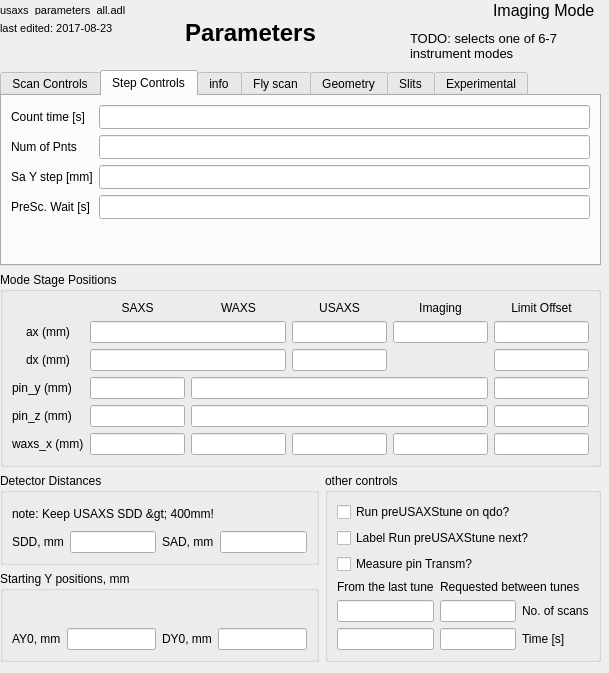
Old version of the form usaxs/usaxs_parameters_all.ui in the repository APS-USAXS/caQtDM-screens.
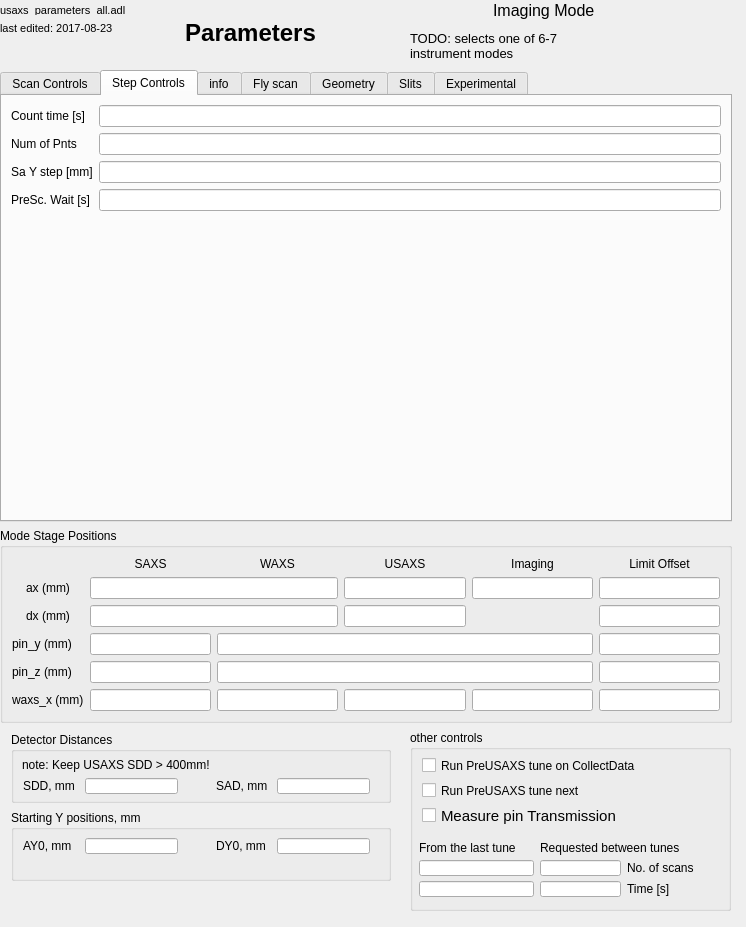
New version of the form. The open tabs and pages were chosen to show the change. Custom widgets are drawn as their Qt base class.

The edit to the form file:
```diff
--- a/usaxs/usaxs_parameters_all.ui
+++ b/usaxs/usaxs_parameters_all.ui
@@ -6,10 +6,16 @@
    <rect>
     <x>0</x>
     <y>0</y>
-    <width>609</width>
-    <height>673</height>
+    <width>746</width>
+    <height>927</height>
    </rect>
   </property>
+  <property name="font">
+   <font>
+    <weight>50</weight>
+    <bold>false</bold>
+   </font>
+  </property>
   <property name="windowTitle">
    <string>MainWindow</string>
   </property>
@@ -103,7 +109,7 @@
      <bool>true</bool>
     </property>
    </widget>
-   <widget class="QWidget" name="">
+   <widget class="QWidget" name="layoutWidget">
     <property name="geometry">
      <rect>
       <x>430</x>
@@ -157,13 +163,13 @@
      </item>
     </layout>
    </widget>
-   <widget class="QWidget" name="">
+   <widget class="QWidget" name="layoutWidget">
     <property name="geometry">
      <rect>
       <x>0</x>
       <y>70</y>
-      <width>601</width>
-      <height>592</height>
+      <width>732</width>
+      <height>653</height>
      </rect>
     </property>
     <layout class="QVBoxLayout" name="verticalLayout_13">
@@ -318,7 +324,7 @@
            <property name="font">
             <font>
              <family>Lucida Sans Typewriter</family>
-             <pointsize>8</pointsize>
+             <pointsize>7</pointsize>
             </font>
            </property>
            <property name="channel" stdset="0">
@@ -351,7 +357,7 @@
            <property name="font">
             <font>
              <family>Lucida Sans Typewriter</family>
-             <pointsize>8</pointsize>
+             <pointsize>7</pointsize>
             </font>
            </property>
            <property name="channel" stdset="0">
@@ -384,7 +390,7 @@
            <property name="font">
             <font>
              <family>Lucida Sans Typewriter</family>
-             <pointsize>8</pointsize>
+             <pointsize>7</pointsize>
             </font>
            </property>
            <property name="channel" stdset="0">
@@ -417,7 +423,7 @@
            <property name="font">
             <font>
              <family>Lucida Sans Typewriter</family>
-             <pointsize>8</pointsize>
+             <pointsize>7</pointsize>
             </font>
            </property>
            <property name="channel" stdset="0">
@@ -2408,298 +2414,473 @@
        </layout>
       </widget>
      </item>
-     <item>
-      <layout class="QHBoxLayout" name="horizontalLayout">
-       <item>
-        <layout class="QVBoxLayout" name="verticalLayout_3">
-         <item>
-          <widget class="QGroupBox" name="groupBox_10">
-           <property name="title">
-            <string>Detector Distances</string>
-           </property>
-           <layout class="QVBoxLayout" name="verticalLayout_10">
-            <item>
-             <widget class="QLabel" name="label">
-              <property name="text">
-               <string>note: Keep USAXS SDD &amp;gt; 400mm!</string>
-              </property>
-             </widget>
-            </item>
-            <item>
-             <layout class="QHBoxLayout" name="horizontalLayout_6">
-              <item>
-               <widget class="QLabel" name="label_57">
-                <property name="text">
-                 <string>SDD, mm</string>
-                </property>
-               </widget>
-              </item>
-              <item>
-               <widget class="caTextEntry" name="catextentry_54">
-                <property name="channel" stdset="0">
-                 <string notr="true">9idcLAX:USAXS:SDD</string>
-                </property>
-                <property name="background">
-                 <color>
-                  <red>115</red>
-                  <green>215</green>
-                  <blue>253</blue>
-                 </color>
-                </property>
-                <property name="colorMode">
-                 <enum>caLineEdit::Static</enum>
-                </property>
-               </widget>
-              </item>
-              <item>
-               <widget class="QLabel" name="label_54">
-                <property name="text">
-                 <string>&lt;html&gt;&lt;head/&gt;&lt;body&gt;&lt;p&gt;SAD, mm&lt;/p&gt;&lt;/body&gt;&lt;/html&gt;</string>
-                </property>
-               </widget>
-              </item>
-              <item>
-               <widget class="caTextEntry" name="catextentry_55">
-                <property name="channel" stdset="0">
-                 <string notr="true">9idcLAX:USAXS:SAD</string>
-                </property>
-                <property name="background">
-                 <color>
-                  <red>115</red>
-                  <green>215</green>
-                  <blue>253</blue>
-                 </color>
-                </property>
-                <property name="colorMode">
-                 <enum>caLineEdit::Static</enum>
-                </property>
-               </widget>
-              </item>
-             </layout>
-            </item>
-           </layout>
-          </widget>
-         </item>
-         <item>
-          <widget class="QGroupBox" name="groupBox_16">
-           <property name="title">
-            <string>Starting Y positions, mm</string>
-           </property>
-           <layout class="QVBoxLayout" name="verticalLayout_9">
-            <item>
-             <widget class="QLabel" name="label_13">
-              <property name="text">
-               <string/>
-              </property>
-             </widget>
-            </item>
-            <item>
-             <layout class="QHBoxLayout" name="horizontalLayout_5">
-              <item>
-               <widget class="QLabel" name="label_66">
-                <property name="text">
-                 <string>AY0, mm</string>
-                </property>
-               </widget>
-              </item>
-              <item>
-               <widget class="caTextEntry" name="catextentry_109">
-                <property name="channel" stdset="0">
-                 <string notr="true">9idcLAX:USAXS:AY0.VAL</string>
-                </property>
-                <property name="background">
-                 <color>
-                  <red>115</red>
-                  <green>215</green>
-                  <blue>253</blue>
-                 </color>
-                </property>
-                <property name="colorMode">
-                 <enum>caLineEdit::Static</enum>
-                </property>
-               </widget>
-              </item>
-              <item>
-               <widget class="QLabel" name="label_82">
-                <property name="text">
-                 <string>DY0, mm</string>
-                </property>
-               </widget>
-              </item>
-              <item>
-               <widget class="caTextEntry" name="catextentry_111">
-                <property name="channel" stdset="0">
-                 <string notr="true">9idcLAX:USAXS:DY0.VAL</string>
-                </property>
-                <property name="background">
-                 <color>
-                  <red>115</red>
-                  <green>215</green>
-                  <blue>253</blue>
-                 </color>
-                </property>
-                <property name="colorMode">
-                 <enum>caLineEdit::Static</enum>
-                </property>
-               </widget>
-              </item>
-             </layout>
-            </item>
-           </layout>
-          </widget>
-         </item>
-        </layout>
-       </item>
-       <item>
-        <widget class="QGroupBox" name="groupBox_14">
-         <property name="title">
-          <string>other controls</string>
-         </property>
-         <layout class="QVBoxLayout" name="verticalLayout_8">
-          <item>
-           <layout class="QVBoxLayout" name="verticalLayout_7">
-            <item>
-             <widget class="QCheckBox" name="checkBox">
-              <property name="text">
-               <string>Run preUSAXStune on qdo?</string>
-              </property>
-              <property name="Channel" stdset="0">
-               <string>9idcLAX:USAXS:RunPreUSAXStuneOnQdo</string>
-              </property>
-             </widget>
-            </item>
-            <item>
-             <widget class="QCheckBox" name="checkBox_2">
-              <property name="text">
-               <string>Label	Run preUSAXStune next?</string>
-              </property>
-              <property name="Channel" stdset="0">
-               <string>9idcLAX:USAXS:RunPreUSAXStuneNext</string>
-              </property>
-             </widget>
-            </item>
-            <item>
-             <widget class="QCheckBox" name="checkBox_3">
-              <property name="text">
-               <string>Measure pin Transm?</string>
-              </property>
-              <property name="tristate">
-               <bool>false</bool>
-              </property>
-              <property name="Channel" stdset="0">
-               <string>9idcLAX:USAXS:TR_MeasurePinTrans</string>
-              </property>
-             </widget>
-            </item>
-           </layout>
-          </item>
-          <item>
-           <layout class="QGridLayout" name="gridLayout_8">
-            <item row="0" column="0">
-             <widget class="QLabel" name="label_84">
-              <property name="text">
-               <string>From the last tune</string>
-              </property>
-             </widget>
-            </item>
-            <item row="1" column="0">
-             <widget class="caTextEntry" name="catextentry_81">
-              <property name="channel" stdset="0">
-               <string notr="true">9idcLAX:USAXS:NumScansFromLastTune</string>
-              </property>
-              <property name="background">
-               <color>
-                <red>115</red>
-                <green>215</green>
-                <blue>253</blue>
-               </color>
-              </property>
-              <property name="colorMode">
-               <enum>caLineEdit::Static</enum>
-              </property>
-             </widget>
-            </item>
-            <item row="1" column="1">
-             <widget class="caTextEntry" name="catextentry_84">
-              <property name="channel" stdset="0">
-               <string notr="true">9idcLAX:USAXS:ReqNumScansBetweenTune</string>
-              </property>
-              <property name="background">
-               <color>
-                <red>115</red>
-                <green>215</green>
-                <blue>253</blue>
-               </color>
-              </property>
-              <property name="colorMode">
-               <enum>caLineEdit::Static</enum>
-              </property>
-             </widget>
-            </item>
-            <item row="1" column="2">
-             <widget class="QLabel" name="label_85">
-              <property name="text">
-               <string>No. of scans</string>
-              </property>
-             </widget>
-            </item>
-            <item row="2" column="0">
-             <widget class="caTextEntry" name="catextentry_82">
-              <property name="channel" stdset="0">
-               <string notr="true">9idcLAX:USAXS:EPOCHTimeOfLastTune</string>
-              </property>
-              <property name="background">
-               <color>
-                <red>115</red>
-                <green>215</green>
-                <blue>253</blue>
-               </color>
-              </property>
-              <property name="colorMode">
-               <enum>caLineEdit::Static</enum>
-              </property>
-             </widget>
-            </item>
-            <item row="2" column="1">
-             <widget class="caTextEntry" name="catextentry_83">
-              <property name="channel" stdset="0">
-               <string notr="true">9idcLAX:USAXS:ReqTimeBetweenTune</string>
-              </property>
-              <property name="background">
-               <color>
-                <red>115</red>
-                <green>215</green>
-                <blue>253</blue>
-               </color>
-              </property>
-              <property name="colorMode">
-               <enum>caLineEdit::Static</enum>
-              </property>
-             </widget>
-            </item>
-            <item row="2" column="2">
-             <widget class="QLabel" name="label_86">
-              <property name="text">
-               <string>Time [s]</string>
-              </property>
-             </widget>
-            </item>
-            <item row="0" column="1" colspan="2">
-             <widget class="QLabel" name="label_83">
-              <property name="text">
-               <string>Requested between tunes</string>
-              </property>
-             </widget>
-            </item>
-           </layout>
-          </item>
-         </layout>
-        </widget>
-       </item>
-      </layout>
-     </item>
     </layout>
    </widget>
+   <widget class="QGroupBox" name="groupBox_14">
+    <property name="geometry">
+     <rect>
+      <x>410</x>
+      <y>730</y>
+      <width>321</width>
+      <height>181</height>
+     </rect>
+    </property>
+    <property name="title">
+     <string>other controls</string>
+    </property>
+    <widget class="caToggleButton" name="catogglebutton">
+     <property name="geometry">
+      <rect>
+       <x>12</x>
+       <y>51</y>
+       <width>290</width>
+       <height>19</height>
+      </rect>
+     </property>
+     <property name="sizePolicy">
+      <sizepolicy hsizetype="Minimum" vsizetype="Fixed">
+       <horstretch>0</horstretch>
+       <verstretch>0</verstretch>
+      </sizepolicy>
+     </property>
+     <property name="text">
+      <string>Run PreUSAXS tune next</string>
+     </property>
+     <property name="channel" stdset="0">
+      <string notr="true">9idcLAX:USAXS:RunPreUSAXStuneNext</string>
+     </property>
+    </widget>
+    <widget class="caToggleButton" name="catogglebutton_2">
+     <property name="geometry">
+      <rect>
+       <x>12</x>
+       <y>26</y>
+       <width>290</width>
+       <height>19</height>
+      </rect>
+     </property>
+     <property name="sizePolicy">
+      <sizepolicy hsizetype="Minimum" vsizetype="Fixed">
+       <horstretch>0</horstretch>
+       <verstretch>0</verstretch>
+      </sizepolicy>
+     </property>
+     <property name="text">
+      <string>Run PreUSAXS tune on CollectData</string>
+     </property>
+     <property name="channel" stdset="0">
+      <string notr="true">9idcLAX:USAXS:RunPreUSAXStuneOnQdo</string>
+     </property>
+    </widget>
+    <widget class="caToggleButton" name="catogglebutton_3">
+     <property name="enabled">
+      <bool>true</bool>
+     </property>
+     <property name="geometry">
+      <rect>
+       <x>12</x>
+       <y>76</y>
+       <width>290</width>
+       <height>19</height>
+      </rect>
+     </property>
+     <property name="sizePolicy">
+      <sizepolicy hsizetype="Minimum" vsizetype="Fixed">
+       <horstretch>0</horstretch>
+       <verstretch>0</verstretch>
+      </sizepolicy>
+     </property>
+     <property name="maximumSize">
+      <size>
+       <width>16777215</width>
+       <height>16777215</height>
+      </size>
+     </property>
+     <property name="font">
+      <font>
+       <pointsize>11</pointsize>
+      </font>
+     </property>
+     <property name="text">
+      <string>Measure pin Transmission</string>
+     </property>
+     <property name="channel" stdset="0">
+      <string notr="true">9idcLAX:USAXS:TR_MeasurePinTrans</string>
+     </property>
+    </widget>
+    <widget class="caTextEntry" name="catextentry_84">
+     <property name="geometry">
+      <rect>
+       <x>130</x>
+       <y>130</y>
+       <width>81</width>
+       <height>16</height>
+      </rect>
+     </property>
+     <property name="channel" stdset="0">
+      <string notr="true">9idcLAX:USAXS:ReqNumScansBetweenTune</string>
+     </property>
+     <property name="foreground">
+      <color>
+       <red>0</red>
+       <green>0</green>
+       <blue>0</blue>
+      </color>
+     </property>
+     <property name="background">
+      <color>
+       <red>115</red>
+       <green>215</green>
+       <blue>253</blue>
+      </color>
+     </property>
+     <property name="colorMode">
+      <enum>caLineEdit::Static</enum>
+     </property>
+    </widget>
+    <widget class="QLabel" name="label_86">
+     <property name="geometry">
+      <rect>
+       <x>217</x>
+       <y>151</y>
+       <width>50</width>
+       <height>16</height>
+      </rect>
+     </property>
+     <property name="text">
+      <string>Time [s]</string>
+     </property>
+    </widget>
+    <widget class="QLabel" name="label_84">
+     <property name="geometry">
+      <rect>
+       <x>9</x>
+       <y>110</y>
+       <width>115</width>
+       <height>16</height>
+      </rect>
+     </property>
+     <property name="text">
+      <string>From the last tune</string>
+     </property>
+    </widget>
+    <widget class="caTextEntry" name="catextentry_83">
+     <property name="geometry">
+      <rect>
+       <x>130</x>
+       <y>151</y>
+       <width>81</width>
+       <height>16</height>
+      </rect>
+     </property>
+     <property name="channel" stdset="0">
+      <string notr="true">9idcLAX:USAXS:ReqTimeBetweenTune</string>
+     </property>
+     <property name="foreground">
+      <color>
+       <red>0</red>
+       <green>0</green>
+       <blue>0</blue>
+      </color>
+     </property>
+     <property name="background">
+      <color>
+       <red>115</red>
+       <green>215</green>
+       <blue>253</blue>
+      </color>
+     </property>
+     <property name="colorMode">
+      <enum>caLineEdit::Static</enum>
+     </property>
+    </widget>
+    <widget class="QLabel" name="label_83">
+     <property name="geometry">
+      <rect>
+       <x>130</x>
+       <y>110</y>
+       <width>165</width>
+       <height>16</height>
+      </rect>
+     </property>
+     <property name="text">
+      <string>Requested between tunes</string>
+     </property>
+    </widget>
+    <widget class="QLabel" name="label_85">
+     <property name="geometry">
+      <rect>
+       <x>217</x>
+       <y>130</y>
+       <width>78</width>
+       <height>16</height>
+      </rect>
+     </property>
+     <property name="text">
+      <string>No. of scans</string>
+     </property>
+    </widget>
+    <widget class="caTextEntry" name="catextentry_82">
+     <property name="geometry">
+      <rect>
+       <x>9</x>
+       <y>151</y>
+       <width>115</width>
+       <height>16</height>
+      </rect>
+     </property>
+     <property name="channel" stdset="0">
+      <string notr="true">9idcLAX:USAXS:EPOCHTimeOfLastTune</string>
+     </property>
+     <property name="foreground">
+      <color>
+       <red>0</red>
+       <green>0</green>
+       <blue>0</blue>
+      </color>
+     </property>
+     <property name="background">
+      <color>
+       <red>115</red>
+       <green>215</green>
+       <blue>253</blue>
+      </color>
+     </property>
+     <property name="colorMode">
+      <enum>caLineEdit::Static</enum>
+     </property>
+    </widget>
+    <widget class="caTextEntry" name="catextentry_81">
+     <property name="enabled">
+      <bool>true</bool>
+     </property>
+     <property name="geometry">
+      <rect>
+       <x>9</x>
+       <y>130</y>
+       <width>115</width>
+       <height>16</height>
+      </rect>
+     </property>
+     <property name="channel" stdset="0">
+      <string notr="true">9idcLAX:USAXS:NumScansFromLastTune</string>
+     </property>
+     <property name="foreground">
+      <color>
+       <red>0</red>
+       <green>0</green>
+       <blue>0</blue>
+      </color>
+     </property>
+     <property name="background">
+      <color>
+       <red>115</red>
+       <green>215</green>
+       <blue>253</blue>
+      </color>
+     </property>
+     <property name="colorMode">
+      <enum>caLineEdit::Static</enum>
+     </property>
+    </widget>
+    <zorder>catextentry_81</zorder>
+   </widget>
+   <widget class="QGroupBox" name="groupBox_10">
+    <property name="geometry">
+     <rect>
+      <x>11</x>
+      <y>732</y>
+      <width>380</width>
+      <height>71</height>
+     </rect>
+    </property>
+    <property name="title">
+     <string>Detector Distances</string>
+    </property>
+    <widget class="QLabel" name="label">
+     <property name="geometry">
+      <rect>
+       <x>11</x>
+       <y>25</y>
+       <width>227</width>
+       <height>16</height>
+      </rect>
+     </property>
+     <property name="text">
+      <string>note: Keep USAXS SDD &gt; 400mm!</string>
+     </property>
+    </widget>
+    <widget class="QLabel" name="label_54">
+     <property name="geometry">
+      <rect>
+       <x>205</x>
+       <y>46</y>
+       <width>55</width>
+       <height>16</height>
+      </rect>
+     </property>
+     <property name="text">
+      <string>&lt;html&gt;&lt;head/&gt;&lt;body&gt;&lt;p&gt;SAD, mm&lt;/p&gt;&lt;/body&gt;&lt;/html&gt;</string>
+     </property>
+    </widget>
+    <widget class="caTextEntry" name="catextentry_54">
+     <property name="geometry">
+      <rect>
+       <x>74</x>
+       <y>46</y>
+       <width>93</width>
+       <height>16</height>
+      </rect>
+     </property>
+     <property name="channel" stdset="0">
+      <string notr="true">9idcLAX:USAXS:SDD</string>
+     </property>
+     <property name="background">
+      <color>
+       <red>115</red>
+       <green>215</green>
+       <blue>253</blue>
+      </color>
+     </property>
+     <property name="colorMode">
+      <enum>caLineEdit::Static</enum>
+     </property>
+    </widget>
+    <widget class="QLabel" name="label_57">
+     <property name="geometry">
+      <rect>
+       <x>12</x>
+       <y>46</y>
+       <width>56</width>
+       <height>16</height>
+      </rect>
+     </property>
+     <property name="text">
+      <string>SDD, mm</string>
+     </property>
+    </widget>
+    <widget class="caTextEntry" name="catextentry_55">
+     <property name="geometry">
+      <rect>
+       <x>266</x>
+       <y>46</y>
+       <width>93</width>
+       <height>16</height>
+      </rect>
+     </property>
+     <property name="channel" stdset="0">
+      <string notr="true">9idcLAX:USAXS:SAD</string>
+     </property>
+     <property name="background">
+      <color>
+       <red>115</red>
+       <green>215</green>
+       <blue>253</blue>
+      </color>
+     </property>
+     <property name="colorMode">
+      <enum>caLineEdit::Static</enum>
+     </property>
+    </widget>
+   </widget>
+   <widget class="QGroupBox" name="groupBox_16">
+    <property name="geometry">
+     <rect>
+      <x>11</x>
+      <y>810</y>
+      <width>380</width>
+      <height>71</height>
+     </rect>
+    </property>
+    <property name="title">
+     <string>Starting Y positions, mm</string>
+    </property>
+    <widget class="QLabel" name="label_13">
+     <property name="geometry">
+      <rect>
+       <x>11</x>
+       <y>25</y>
+       <width>16</width>
+       <height>16</height>
+      </rect>
+     </property>
+     <property name="text">
+      <string/>
+     </property>
+    </widget>
+    <widget class="caTextEntry" name="catextentry_111">
+     <property name="geometry">
+      <rect>
+       <x>266</x>
+       <y>28</y>
+       <width>93</width>
+       <height>16</height>
+      </rect>
+     </property>
+     <property name="channel" stdset="0">
+      <string notr="true">9idcLAX:USAXS:DY0.VAL</string>
+     </property>
+     <property name="background">
+      <color>
+       <red>115</red>
+       <green>215</green>
+       <blue>253</blue>
+      </color>
+     </property>
+     <property name="colorMode">
+      <enum>caLineEdit::Static</enum>
+     </property>
+    </widget>
+    <widget class="QLabel" name="label_66">
+     <property name="geometry">
+      <rect>
+       <x>12</x>
+       <y>28</y>
+       <width>52</width>
+       <height>16</height>
+      </rect>
+     </property>
+     <property name="text">
+      <string>AY0, mm</string>
+     </property>
+    </widget>
+    <widget class="QLabel" name="label_82">
+     <property name="geometry">
+      <rect>
+       <x>205</x>
+       <y>28</y>
+       <width>53</width>
+       <height>16</height>
+      </rect>
+     </property>
+     <property name="text">
+      <string>DY0, mm</string>
+     </property>
+    </widget>
+    <widget class="caTextEntry" name="catextentry_109">
+     <property name="geometry">
+      <rect>
+       <x>74</x>
+       <y>28</y>
+       <width>93</width>
+       <height>16</height>
+      </rect>
+     </property>
+     <property name="channel" stdset="0">
+      <string notr="true">9idcLAX:USAXS:AY0.VAL</string>
+     </property>
+     <property name="background">
+      <color>
+       <red>115</red>
+       <green>215</green>
+       <blue>253</blue>
+      </color>
+     </property>
+     <property name="colorMode">
+      <enum>caLineEdit::Static</enum>
+     </property>
+    </widget>
+   </widget>
   </widget>
  </widget>
  <customwidgets>
@@ -2718,6 +2899,11 @@
    <extends>QPushButton</extends>
    <header>caMessageButton</header>
   </customwidget>
+  <customwidget>
+   <class>caToggleButton</class>
+   <extends>QCheckBox</extends>
+   <header>caToggleButton</header>
+  </customwidget>
   <customwidget>
    <class>caLineEdit</class>
    <extends>QLineEdit</extends>
```
Left out of the diff: 4 changed lines with no effect on the pictures.
